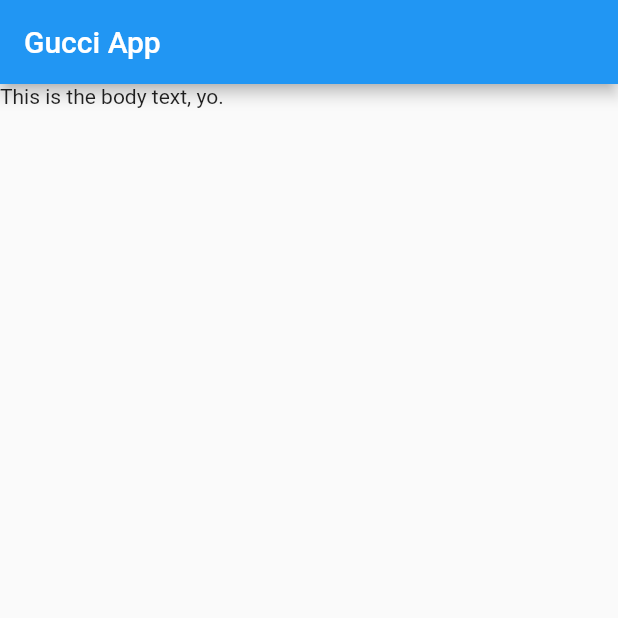
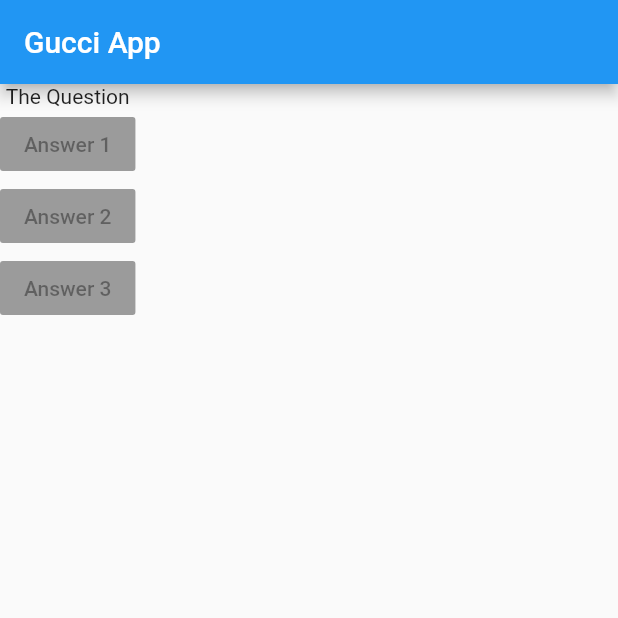
Before and after one commit to Sleepsounder/second_flutter_app, a Flutter app: the screen it shows after launch, on a phone screen of 412 x 824 dp, the top half of it. Run offline on Flutter 3.47's test engine with Material 2 defaults, Android fonts, the phone set to English and light mode, and no system bars.

Commit message:
Tutorial: 3:09:26

```diff
--- a/lib/main.dart
+++ b/lib/main.dart
@@ -5,12 +5,34 @@ void main() => runApp(MyApp());
 class MyApp extends StatelessWidget {
   @override
   Widget build(BuildContext context) {
+    var questions = [
+      'What\s your tea?',
+      'What\'s my dimsum?',
+      'Corn tips',
+      'Chicken strips'
+    ];
     return MaterialApp(
       home: Scaffold(
         appBar: AppBar(
           title: Text('Gucci App'),
         ),
-        body: Text('This is the body text, yo.'),
+        body: Column(
+          children: [
+            Text('The Question'),
+            RaisedButton(
+              child: Text('Answer 1'),
+              onPressed: null,
+            ),
+            RaisedButton(
+              child: Text('Answer 2'),
+              onPressed: null,
+            ),
+            RaisedButton(
+              child: Text('Answer 3'),
+              onPressed: null,
+            ),
+          ],
+        ),
       ),
     );
   }
```
